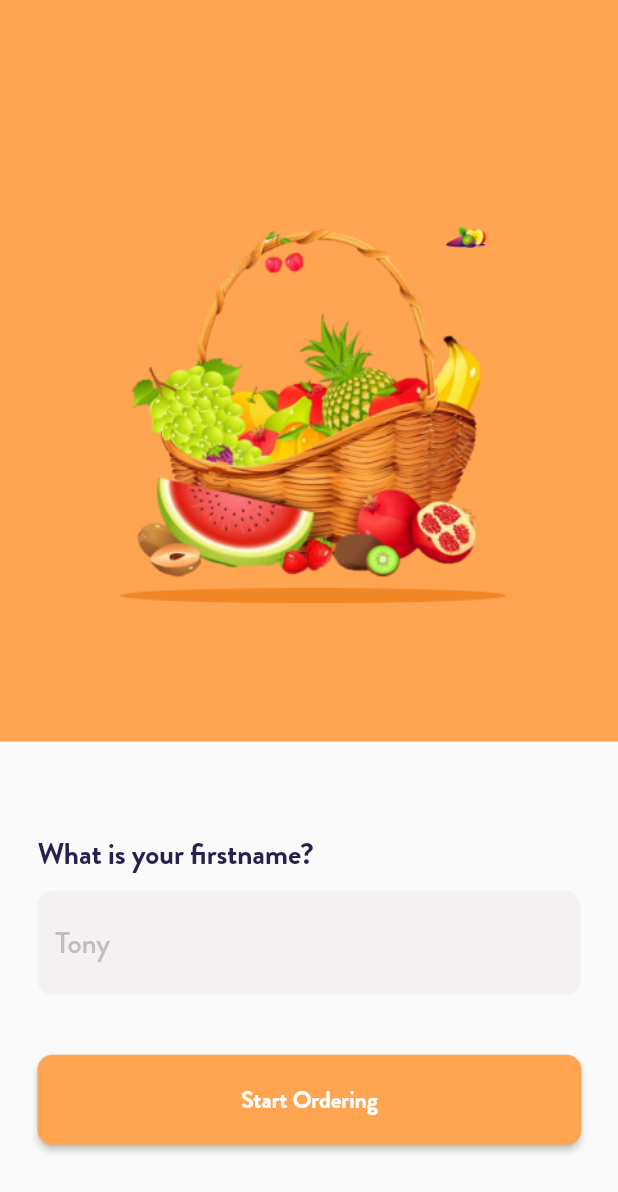
After one commit to Sanjarbek17/e-commerce-mobile-app, a Flutter app: the AuthenticationScreen screen opened by its route, on a phone screen of 412 x 824 dp. The commit adds this screen. Shown: the top 1192 px of the screen. Run offline on Flutter 3.47's test engine with Material 2 defaults, Android fonts, the phone set to English and light mode, and no system bars; our stand-ins replace flutter_svg.

Commit message:
authentication screen is done

```diff
--- a/lib/screens/authentication_screen.dart
+++ b/lib/screens/authentication_screen.dart
@@ -1,10 +1,40 @@
 import 'package:flutter/material.dart';
+
+import '../widgets/body_scaffold.dart';
 
 class AuthenticationScreen extends StatelessWidget {
   const AuthenticationScreen({super.key});
 
   @override
   Widget build(BuildContext context) {
-    return const Placeholder();
+    return Scaffold(
+      body: BodyScaffold(
+        onPressed: () => Navigator.pushNamed(context, '/home_screen'),
+        buttonName: 'Start Ordering',
+        imagePath: 'assets/images/imgbin2.png',
+        child: Column(
+          crossAxisAlignment: CrossAxisAlignment.start,
+          children: [
+            const Text(
+              'What is your firstname?',
+              textAlign: TextAlign.center,
+              style: TextStyle(color: Color(0xFF27214D), fontSize: 20, fontFamily: 'Brandon Grotesque', fontWeight: FontWeight.w500, letterSpacing: -0.20),
+            ),
+            const SizedBox(height: 10),
+            TextField(
+              decoration: InputDecoration(
+                hintText: 'Tony',
+                hintStyle: const TextStyle(color: Color(0xFFC2BCBC), fontSize: 20, fontFamily: 'Brandon Grotesque', fontWeight: FontWeight.w400, letterSpacing: -0.20),
+                fillColor: const Color(0xFFF3F1F1),
+                filled: true,
+                border: OutlineInputBorder(borderRadius: BorderRadius.circular(10), borderSide: BorderSide.none),
+                enabledBorder: OutlineInputBorder(borderRadius: BorderRadius.circular(10), borderSide: BorderSide.none),
+                focusedBorder: OutlineInputBorder(borderRadius: BorderRadius.circular(10), borderSide: BorderSide.none),
+              ),
+            ),
+          ],
+        ),
+      ),
+    );
   }
 }
--- /dev/null
+++ b/lib/widgets/body_scaffold.dart
@@ -0,0 +1,64 @@
+import 'package:flutter/material.dart';
+
+class BodyScaffold extends StatelessWidget {
+  final Widget child;
+  final String imagePath;
+  final VoidCallback? onPressed;
+  final String buttonName;
+  const BodyScaffold({
+    super.key,
+    this.onPressed,
+    required this.imagePath,
+    required this.buttonName,
+    required this.child,
+  });
+
+  @override
+  Widget build(BuildContext context) {
+    return Column(
+      children: [
+        Expanded(
+          flex: 60,
+          child: Container(
+            padding: const EdgeInsets.only(top: 50),
+            color: const Color(0xFFFFA451),
+            child: Center(
+              child: Image.asset(imagePath, width: 300, height: 260),
+            ),
+          ),
+        ),
+        Expanded(
+          flex: 40,
+          child: Padding(
+            padding: const EdgeInsets.all(25.0),
+            child: Column(
+              mainAxisAlignment: MainAxisAlignment.center,
+              crossAxisAlignment: CrossAxisAlignment.start,
+              children: [
+                child,
+                const SizedBox(height: 40),
+                Row(
+                  mainAxisAlignment: MainAxisAlignment.center,
+                  children: [
+                    ElevatedButton(
+                      onPressed: onPressed,
+                      style: ElevatedButton.styleFrom(
+                        backgroundColor: const Color(0xFFFFA451),
+                        shape: RoundedRectangleBorder(borderRadius: BorderRadius.circular(10)),
+                        minimumSize: Size(MediaQuery.of(context).size.width * 0.88, 60),
+                      ),
+                      child: Text(
+                        buttonName,
+                        style: const TextStyle(color: Colors.white, fontSize: 16, fontFamily: 'Brandon Grotesque', fontWeight: FontWeight.w500, letterSpacing: -0.16),
+                      ),
+                    ),
+                  ],
+                ),
+              ],
+            ),
+          ),
+        ),
+      ],
+    );
+  }
+}
```
Also changed, not shown: lib/main.dart (+17 -1 lines), lib/screens/home_screen.dart (+6 -38 lines), assets/images/imgbin2.png (added).
